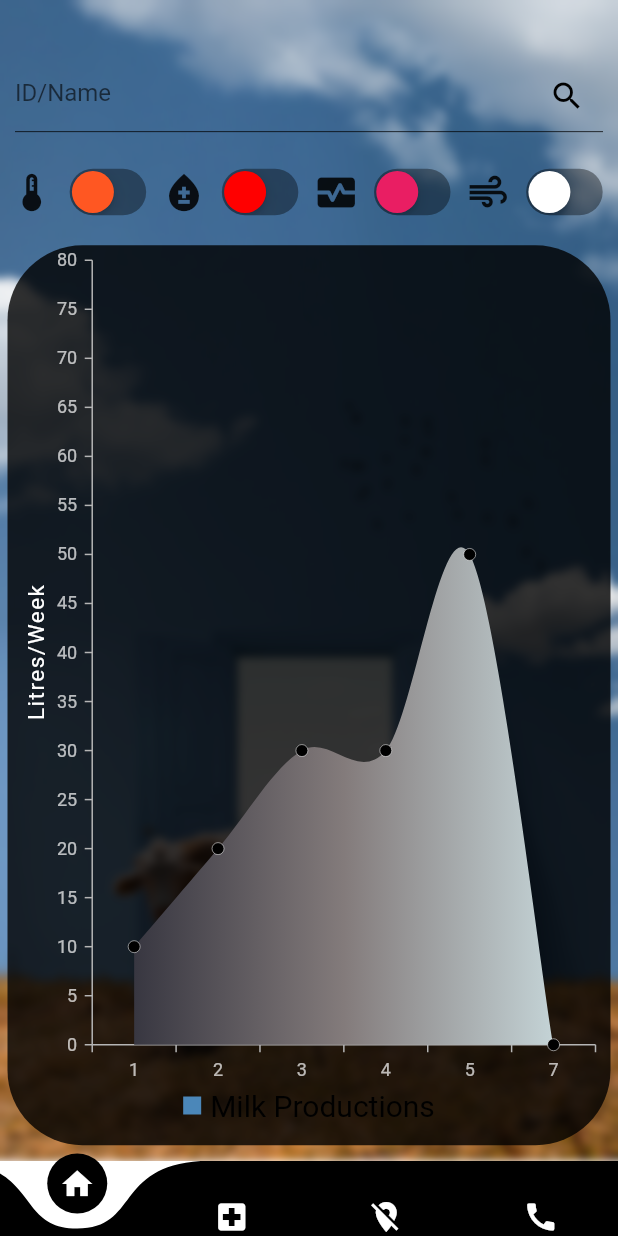
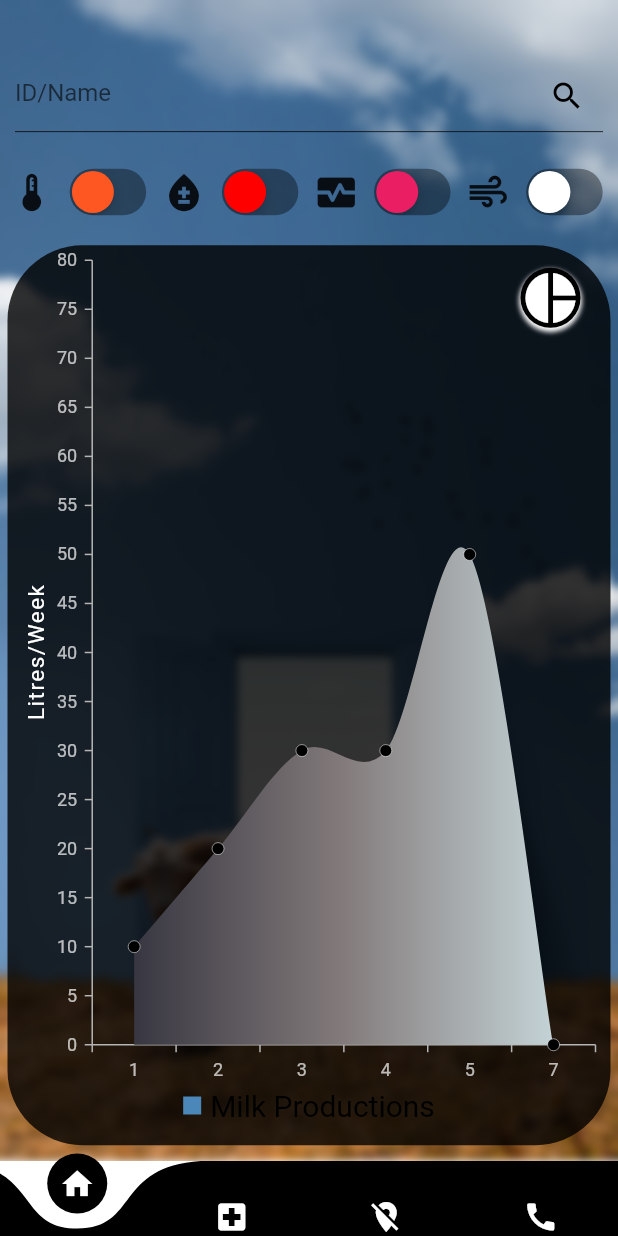
Before and after one commit to arunk19222/Cattle_monitoring, a Flutter app: the Home screen opened directly, on a phone screen of 412 x 824 dp. Run offline on Flutter 3.47's test engine with Material 2 defaults, Android fonts, the phone set to English and light mode, and no system bars; drawn by our look-alikes of curved_navigation_bar; our stand-ins replace cloud_firestore, firebase_core, flutter_zoom_drawer, syncfusion_flutter_charts; accounts and stored records are empty.

Commit message:
pie_chart_incoming

```diff
--- a/lib/Home_page.dart
+++ b/lib/Home_page.dart
@@ -31,6 +31,7 @@ class _HomeState extends State<Home> with SingleTickerProviderStateMixin {
   Map<String, dynamic>? cloud_datas;
   late Widget current_scaffold_body_widget;
   int index = 0;
+  late bool is_graph ;
   late ChartSeriesController? _chartSeriesController;
   List<graph_data> datas = [
     graph_data(x: 1, y: 10),
@@ -43,6 +44,7 @@ class _HomeState extends State<Home> with SingleTickerProviderStateMixin {
 
   @override
   void initState() {
+    is_graph= true;
     search_controller.text = "";
     _animationController =
         AnimationController(vsync: this, duration: Duration(seconds: 3));
@@ -244,7 +246,8 @@ class _HomeState extends State<Home> with SingleTickerProviderStateMixin {
                         ),
                         width:500,
                         height:600,
-                        child: SfCartesianChart(
+                        child: Stack(
+                          children: [is_graph?SfCartesianChart(
                             borderColor: Colors.transparent,
                             borderWidth: 0,
                             zoomPanBehavior: ZoomPanBehavior(enablePinching: true,maximumZoomLevel:0.6,enableDoubleTapZooming: true,enablePanning:true),
@@ -286,6 +289,34 @@ class _HomeState extends State<Home> with SingleTickerProviderStateMixin {
                                   gradient:LinearGradient(colors: [Color(0xff383741),Color(0xff837b7b),Color(0xffc4d3d6)],begin:Alignment.bottomLeft,end: Alignment.bottomRight)),
 
                             ],
+                          ):Container(),
+                            GestureDetector(
+                              onTap: (){
+                                if(is_graph){
+                                  setState(() {
+                                    is_graph=false;
+                                  });
+                                }else{
+                                  setState(() {
+                                    is_graph=true;
+                                  });
+                                }
+                              },
+                              child:Padding(
+                                padding: const EdgeInsets.only(top:15,right: 20),
+                                child: Align(
+                                  alignment: Alignment.topRight,
+                                  child: Container(
+                                    width:40,height:40,
+                                    decoration: BoxDecoration(
+                                      color: Colors.black,
+                                      borderRadius: BorderRadius.all(Radius.circular(50)),
+                                      boxShadow: [BoxShadow(color: Colors.white,spreadRadius:1,blurRadius:2,offset:Offset(0,2))]
+                                    ),
+                                      child: Icon(is_graph?Icons.pie_chart:Icons.area_chart,size:40,color: Colors.white,)),
+                                ),
+                              ),
+                            )],
                         ),
                       ),
                     ),
```
Also changed, not shown: lib/prescriptions.dart (+34 -2 lines), 1 other file. Lines whose indentation alone changed are shown as unchanged.
